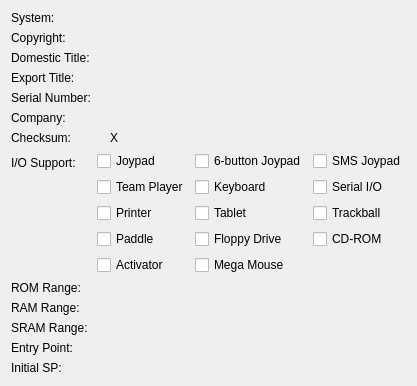
GerbilSoft/rom-properties, file src/kde/MegaDriveView.ui: the form before one commit.
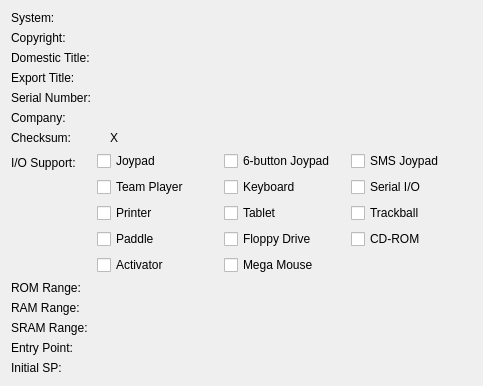
The form after the commit.

Commit message:
[kde] MegaDriveView: Display most of the information.
SRAM information isn't displayed yet, and Shift-JIS ROM names aren't
decoded correctly.

What changed in the file:
```diff
--- a/src/kde/MegaDriveView.ui
+++ b/src/kde/MegaDriveView.ui
@@ -6,8 +6,8 @@
    <rect>
     <x>0</x>
     <y>0</y>
-    <width>373</width>
-    <height>359</height>
+    <width>483</width>
+    <height>373</height>
    </rect>
   </property>
   <layout class="QFormLayout" name="formLayout">
```
Left out of the diff: 44 changed lines with no effect on the pictures. The commit also changes 1 other file.
